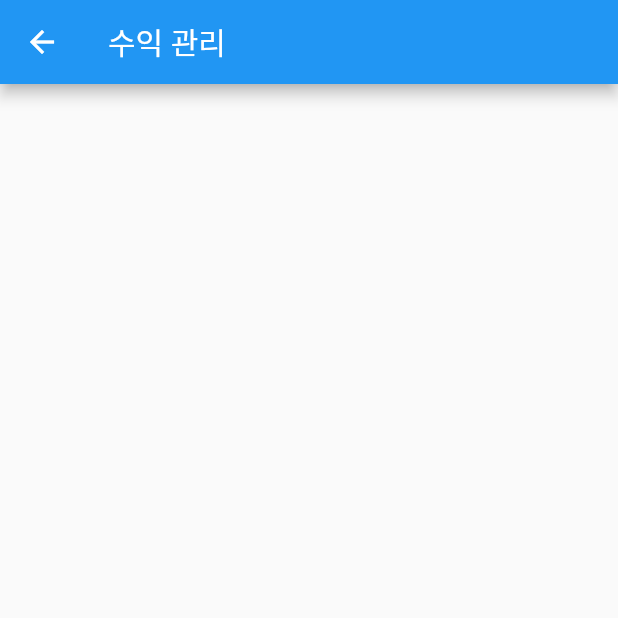
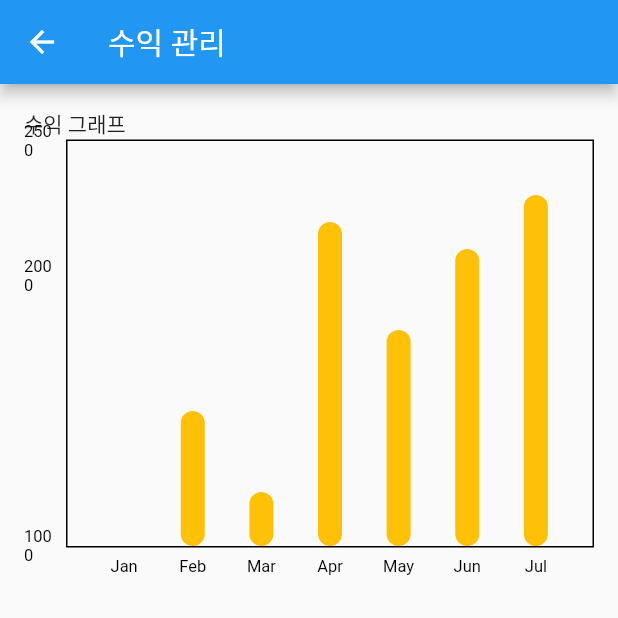
Before and after one commit to dkth1122/Flutter_Project, a Flutter app: the Revenue screen opened directly, on a phone screen of 412 x 824 dp, the top half of it. Run offline on Flutter 3.47's test engine with Material 2 defaults, Android fonts, the phone set to English and light mode, and no system bars; drawn by our look-alikes of fl_chart; our stand-ins replace carousel_slider, cloud_firestore, firebase_core, flutter_secure_storage, image_picker; accounts and stored records are empty; network calls fail.

Commit message:
expert page 수익관리 페이지

```diff
--- a/lib/expert/revenue.dart
+++ b/lib/expert/revenue.dart
@@ -1,4 +1,5 @@
 import 'package:flutter/material.dart';
+import 'package:fl_chart/fl_chart.dart';
 
 class Revenue extends StatefulWidget {
   @override
@@ -6,7 +7,8 @@ class Revenue extends StatefulWidget {
 }
 
 class _RevenueState extends State<Revenue> {
-  // Declare state variables and methods for managing earnings data
+  List<String> dates = ['Jan', 'Feb', 'Mar', 'Apr', 'May', 'Jun', 'Jul'];
+  List<double> earnings = [1000, 1500, 1200, 2200, 1800, 2100, 2300];
 
   @override
   Widget build(BuildContext context) {
@@ -15,21 +17,65 @@ class _RevenueState extends State<Revenue> {
         title: Text('수익 관리'),
       ),
       body: SingleChildScrollView(
+        padding: EdgeInsets.all(16.0),
         child: Column(
+          crossAxisAlignment: CrossAxisAlignment.start,
           children: <Widget>[
-            // Earnings summary section
+            Text('수익 그래프'),
             Container(
-              // Display earnings summary information here
-            ),
-
-            // Transaction history section
-            Container(
-              // Display transaction history (e.g., a list of earnings)
+              height: 300,
+              child: BarChart(
+                BarChartData(
+                  gridData: FlGridData(show: false),
+                  titlesData: FlTitlesData(
+                    leftTitles: SideTitles(
+                      showTitles: true,
+                      getTitles: (value) {
+                        double minEarnings = 1000;
+                        double maxEarnings = 2500;
+                        for (var i = minEarnings; i <= maxEarnings; i += 500) {
+                          if (value == i) {
+                            return i.toStringAsFixed(0);
+                          }
+                        }
+                        return '';
+                      },
+                    ),
+                    bottomTitles: SideTitles(
+                      showTitles: true,
+                      getTitles: (value) {
+                        if (value.toInt() >= 0 && value.toInt() < dates.length) {
+                          return dates[value.toInt()];
+                        }
+                        return '';
+                      },
+                    ),
+                  ),
+                  borderData: FlBorderData(show: true),
+                  minY: 1000,
+                  maxY: 2500,
+                  barGroups: dates
+                      .asMap()
+                      .entries
+                      .map(
+                        (entry) => BarChartGroupData(
+                      x: entry.key,
+                      barRods: [
+                        BarChartRodData(
+                          y: earnings[entry.key],
+                          width: 16,
+                          colors: [Colors.amber],
+                        ),
+                      ],
+                    ),
+                  )
+                      .toList(),
+                ),
+              ),
             ),
           ],
         ),
       ),
-      // Add navigation and other necessary elements here
     );
   }
 }
--- a/pubspec.yaml
+++ b/pubspec.yaml
@@ -42,6 +42,7 @@ dependencies:
   flutter_secure_storage:
   dio:
   path_provider:
+  fl_chart: ^0.36.0
 
   # The following adds the Cupertino Icons font to your application.
   # Use with the CupertinoIcons class for iOS style icons.
```
Also changed, not shown: lib/expert/my_expert.dart (+15 -53 lines), pubspec.lock.
